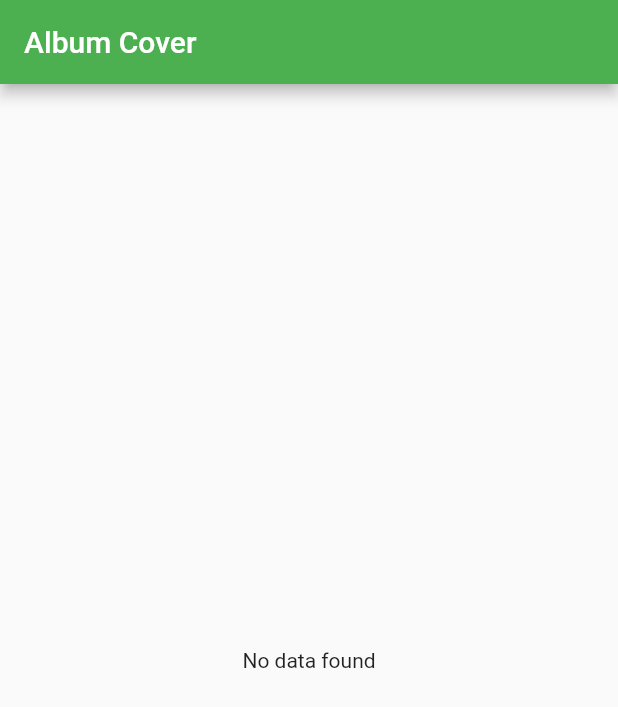
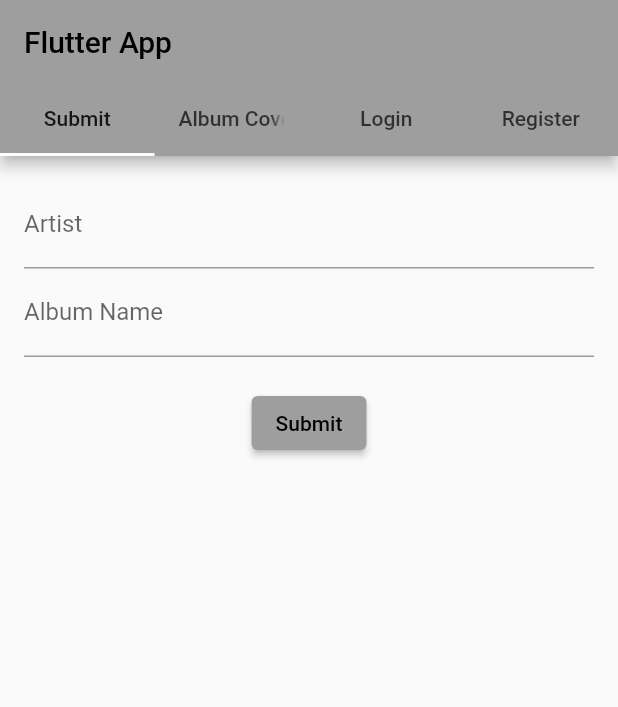
Before and after one commit to Harlock024/Flutter_covercapture_front, a Flutter app: the screen it shows after launch, on a phone screen of 412 x 824 dp. Shown: the top 707 px of the screen. Run offline on Flutter 3.47's test engine with Material 2 defaults, Android fonts, the phone set to English and light mode, and no system bars; our stand-ins replace graphql_flutter, shared_preferences.

Commit message:
pre massive change

```diff
--- a/lib/main.dart
+++ b/lib/main.dart
@@ -1,34 +1,40 @@
 import 'package:flutter/material.dart';
-import 'album_cover_list.dart';
 import 'package:graphql_flutter/graphql_flutter.dart';
+import 'package:shared_preferences/shared_preferences.dart';
+import 'screens/album_cover_page.dart';
+import 'screens/submit_page.dart';
+ import 'screens/login_page.dart';
+import 'screens/register_page.dart';
 
-final HttpLink httpLink = HttpLink("http://127.0.0.1:8000/graphql/");
 
-final ValueNotifier<GraphQLClient> client = ValueNotifier<GraphQLClient>(
-  GraphQLClient(
-    link: httpLink,
-    cache: GraphQLCache(),
-  ),
-);
+ValueNotifier<GraphQLClient>? client;
 
-const String query = r'''
-query{
-  albumCovers{
-    id
-    Artist
-    albumName
-    coverUrl
-    postedBy{
-      username
-    }
-    votes{
-      id
-    }
-  }
-}
-''';
 
-void main() {
+Future<void> main() async {
+  WidgetsFlutterBinding.ensureInitialized();
+
+
+
+  final HttpLink httpLink = HttpLink(
+    "http://127.0.0.1:8000/graphql/",
+  );
+
+   final AuthLink authLink = AuthLink(getToken: () async {
+    // Obtener el authToken de SharedPreferences
+    final prefs = await SharedPreferences.getInstance();
+    final authToken = prefs.getString('authToken');
+    return  authToken !=null ?'JWT $authToken':null;
+  });
+
+  final Link link = authLink.concat(httpLink);
+
+  client = ValueNotifier<GraphQLClient>(
+    GraphQLClient(
+      link: link,
+      cache: GraphQLCache(),
+    ),
+  );
+
   runApp(const MyApp());
 }
 
@@ -38,56 +44,44 @@ class MyApp extends StatelessWidget {
   @override
   Widget build(BuildContext context) {
     return GraphQLProvider(
-      client: client,
+      client: client!,
       child: MaterialApp(
-        title: 'Album Cover List',
-        theme: ThemeData(primarySwatch: Colors.green
-
-            /// Color.fromARGB(255, 4, 177, 82),
-
-            ),
-        home: Scaffold(
-            appBar: AppBar(
-              title: const Text("Album Cover"),
-            ),
-            body: Query(
-                options: QueryOptions(
-                    document: gql(query),
-                    variables: const <String, dynamic>{
-                      "VariableName": "Value"
-                    }),
-                builder: ((result, {fetchMore, refetch}) {
-                  if (result.isLoading) {
-                    return const Center(
-                      child: CircularProgressIndicator(),
-                    );
-                  }
-                  if (result.data == null) {
-                    return const Center(
-                      child: Text("No data found"),
-                    );
-                  }
-                  final albumCover = result.data!['albumCovers'];
-                  return ListView.builder(
-                    itemCount: albumCover.length,
-                    itemBuilder: (context, index) {
-                      final album = albumCover[index];
-                      final artist = album['Artist'];
-                      final albumName = album['albumName'];
-                      final coverUrl = album['coverUrl'];
-                      final postedBy = album['postedBy']['username'];
-                      final votes = album['votes'].length;
-                      return AlbumCoverList(
-                        Artist: artist,
-                        Album: albumName,
-                        ImageUrl: coverUrl,
-                        postedBy: postedBy,
-                        votes: votes,
-                      );
-                    },
-                  );
-                }))),
+        title: 'Album Cover App',
+        theme: ThemeData(primarySwatch: Colors.grey),
+        home: const MyHomePage(),
       ),
     );
   }
 }
+
+class MyHomePage extends StatelessWidget {
+  const MyHomePage({super.key});
+
+  @override
+  Widget build(BuildContext context) {
+    return DefaultTabController(
+      length: 4,
+      child: Scaffold(
+        appBar: AppBar(
+          title: const Text("Flutter App"),
+          bottom: const TabBar(
+            tabs: [
+              Tab(text: 'Submit'),
+              Tab(text: 'Album Covers'),
+              Tab(text: 'Login'),
+              Tab(text: 'Register'),
+            ],
+          ),
+        ),
+        body:  TabBarView(
+          children: [
+            SubmitPage(),
+            const AlbumCoverPage(),
+            const LoginPage(),
+           const RegisterPage(),
+          ],
+        ),
+      ),
+    );
+  }
+}
--- /dev/null
+++ b/lib/screens/submit_page.dart
@@ -0,0 +1,63 @@
+import 'package:flutter/material.dart';
+import 'package:graphql_flutter/graphql_flutter.dart';
+import '../graphql_service.dart';
+
+class SubmitPage extends StatelessWidget {
+  final TextEditingController _artistController = TextEditingController();
+  final TextEditingController _albumNameController = TextEditingController();
+
+  final String addAlbumMutation = """
+    mutation CreateAlbumCover(\$Artist: String!, \$albumName: String!) {
+      createAlbumCover(Artist: \$Artist, albumName: \$albumName) {
+        id
+        Artist
+        albumName
+      }
+    }
+  """;
+
+  SubmitPage({super.key});
+
+  @override
+  Widget build(BuildContext context) {
+    return Mutation(
+      options: MutationOptions(
+        document: gql(addAlbumMutation),
+      ),
+      builder: (RunMutation runMutation, QueryResult? result) {
+        return Padding(
+          padding: const EdgeInsets.all(16.0),
+          child: Column(
+            children: [
+              TextField(
+                controller: _artistController,
+                decoration: const InputDecoration(labelText: 'Artist'),
+              ),
+              TextField(
+                controller: _albumNameController,
+                decoration: const InputDecoration(labelText: 'Album Name'),
+              ),
+           const SizedBox(height: 20),
+              ElevatedButton(
+                onPressed: () {
+                  runMutation({
+                    'Artist': _artistController.text,
+                    'albumName': _albumNameController.text,
+                  });
+                },
+                child:const Text('Submit'),
+              ),
+              if (result?.hasException ?? false) ...[
+                Text(result!.exception.toString()),
+              ] else if (result?.isLoading ?? false) ...[
+               const CircularProgressIndicator(),
+              ] else if (result?.data != null) ...[
+               const Text("Album submitted successfully!"),
+              ],
+            ],
+          ),
+        );
+      },
+    );
+  }
+}
--- a/pubspec.yaml
+++ b/pubspec.yaml
@@ -36,6 +36,7 @@ dependencies:
   # Use with the CupertinoIcons class for iOS style icons.
   cupertino_icons: ^1.0.2
   graphql_flutter: ^5.1.2
+  shared_preferences: ^2.2.2
 
 dev_dependencies:
   flutter_test:
```
Also changed, not shown: lib/auth_manager.dart (added, +13 -0 lines), lib/graphql_service.dart (added, +24 -0 lines), lib/screens/album_cover_page.dart (added, +67 -0 lines), lib/screens/login_page.dart (added, +88 -0 lines), lib/screens/register_page.dart (added, +85 -0 lines), lib/widgets/album_cover_list.dart (renamed from lib/album_cover_list.dart, +7 -1 lines), pubspec.lock, 1 other file.
